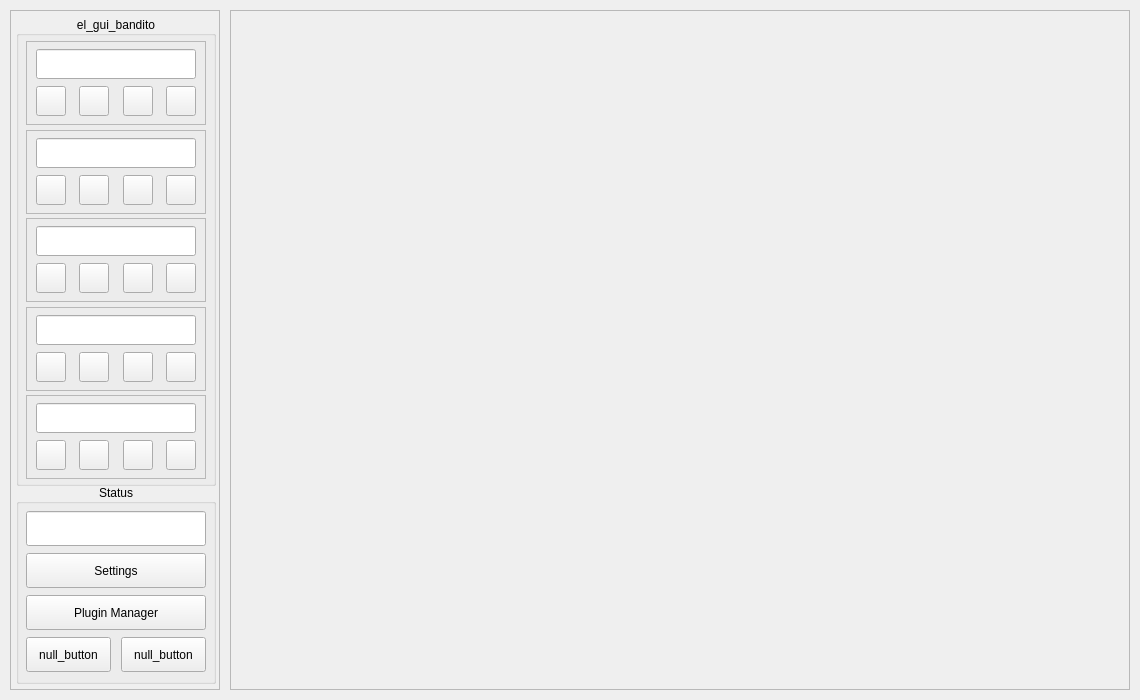
First picture: the form in resources/ui_raw/el_gui_bandito.ui, repository Einthel/EL_GUI_BANDITO4, before the edit.
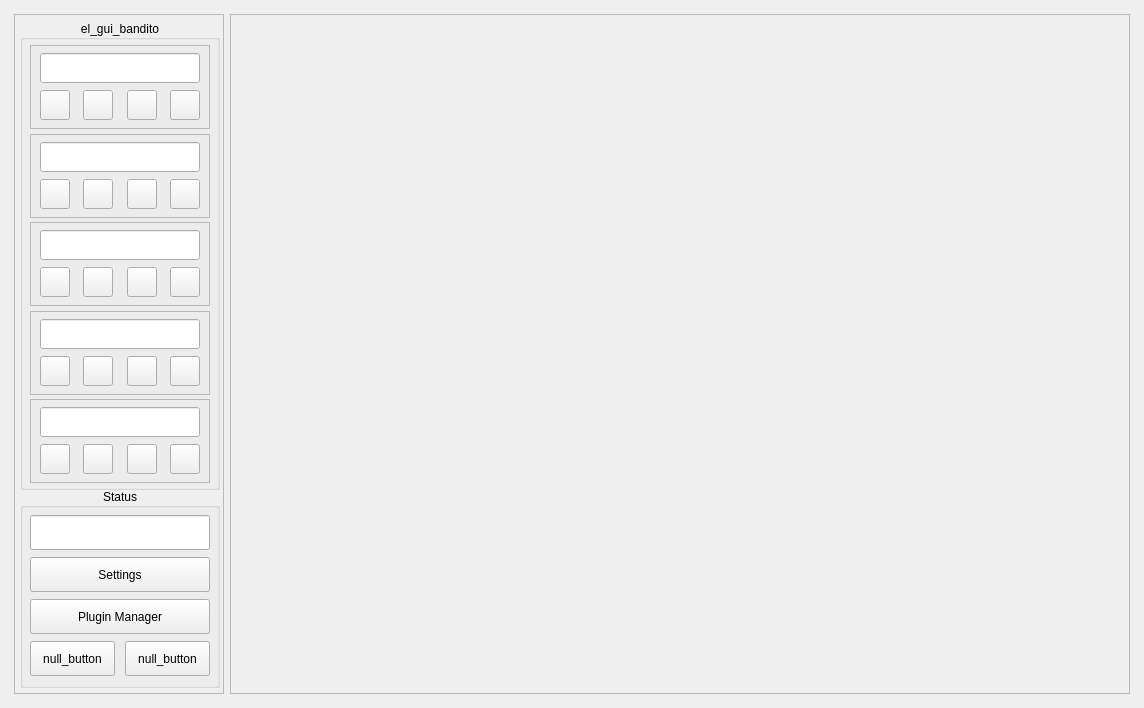
Second picture: the form after the edit.

The edit to the form file:
```diff
--- a/resources/ui_raw/el_gui_bandito.ui
+++ b/resources/ui_raw/el_gui_bandito.ui
@@ -6,38 +6,38 @@
    <rect>
     <x>0</x>
     <y>0</y>
-    <width>1140</width>
-    <height>700</height>
+    <width>1144</width>
+    <height>708</height>
    </rect>
   </property>
   <property name="windowTitle">
    <string>el_gui_bandito v.0.0.5</string>
   </property>
   <widget class="QWidget" name="centralwidget">
+   <layout class="QHBoxLayout" name="horizontalLayout_2">
+    <item>
    <widget class="QWidget" name="Main_widget" native="true">
-    <property name="geometry">
-     <rect>
-      <x>0</x>
-      <y>0</y>
-      <width>1130</width>
-      <height>690</height>
-     </rect>
-    </property>
     <property name="maximumSize">
      <size>
       <width>16777215</width>
       <height>700</height>
      </size>
     </property>
+      <layout class="QHBoxLayout" name="horizontalLayout">
+       <property name="leftMargin">
+        <number>5</number>
+       </property>
+       <property name="topMargin">
+        <number>5</number>
+       </property>
+       <property name="rightMargin">
+        <number>5</number>
+       </property>
+       <property name="bottomMargin">
+        <number>5</number>
+       </property>
+       <item>
     <widget class="QFrame" name="left_frame">
-     <property name="geometry">
-      <rect>
-       <x>10</x>
-       <y>10</y>
-       <width>210</width>
-       <height>680</height>
-      </rect>
-     </property>
      <property name="sizePolicy">
       <sizepolicy hsizetype="Fixed" vsizetype="Fixed">
        <horstretch>0</horstretch>
@@ -1161,20 +1161,20 @@
       </item>
      </layout>
     </widget>
+       </item>
+       <item alignment="Qt::AlignmentFlag::AlignHCenter|Qt::AlignmentFlag::AlignVCenter">
     <widget class="QFrame" name="right_frame">
-     <property name="geometry">
-      <rect>
-       <x>230</x>
-       <y>10</y>
+         <property name="sizePolicy">
+          <sizepolicy hsizetype="Fixed" vsizetype="Fixed">
+           <horstretch>0</horstretch>
+           <verstretch>0</verstretch>
+          </sizepolicy>
+         </property>
+         <property name="minimumSize">
+          <size>
        <width>900</width>
        <height>680</height>
-      </rect>
-     </property>
-     <property name="sizePolicy">
-      <sizepolicy hsizetype="Fixed" vsizetype="Fixed">
-       <horstretch>0</horstretch>
-       <verstretch>0</verstretch>
-      </sizepolicy>
+          </size>
      </property>
      <property name="frameShape">
       <enum>QFrame::Shape::StyledPanel</enum>
@@ -1183,7 +1183,11 @@
       <enum>QFrame::Shadow::Raised</enum>
      </property>
     </widget>
-   </widget>
+       </item>
+      </layout>
+     </widget>
+    </item>
+   </layout>
   </widget>
  </widget>
  <resources/>
```
Lines whose indentation alone changed are shown as unchanged.
